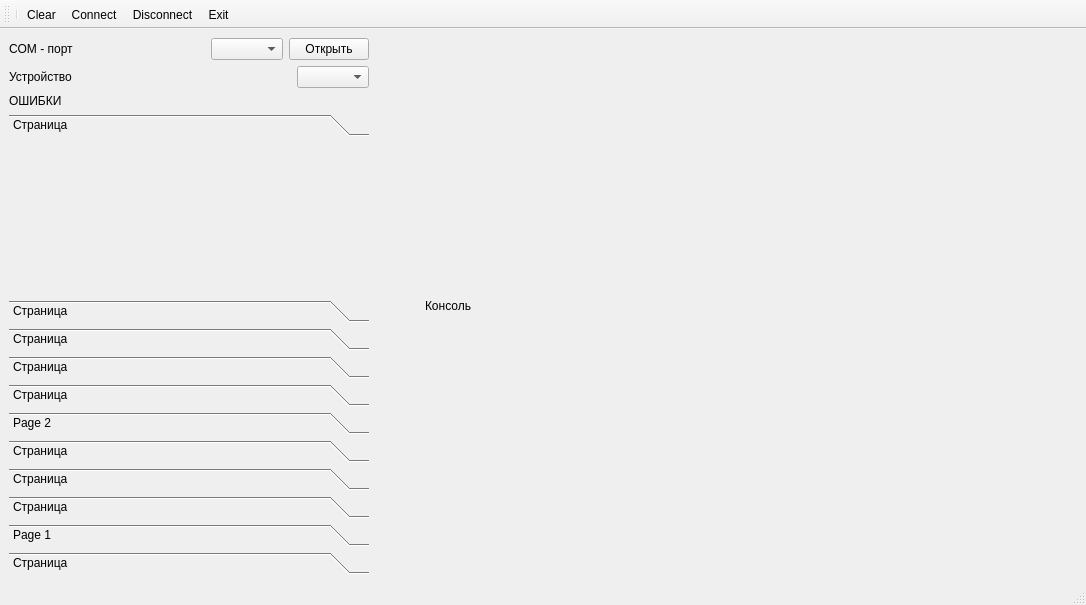
Old version of the form mainwindow.ui in the repository Neitron-byte/Repair.
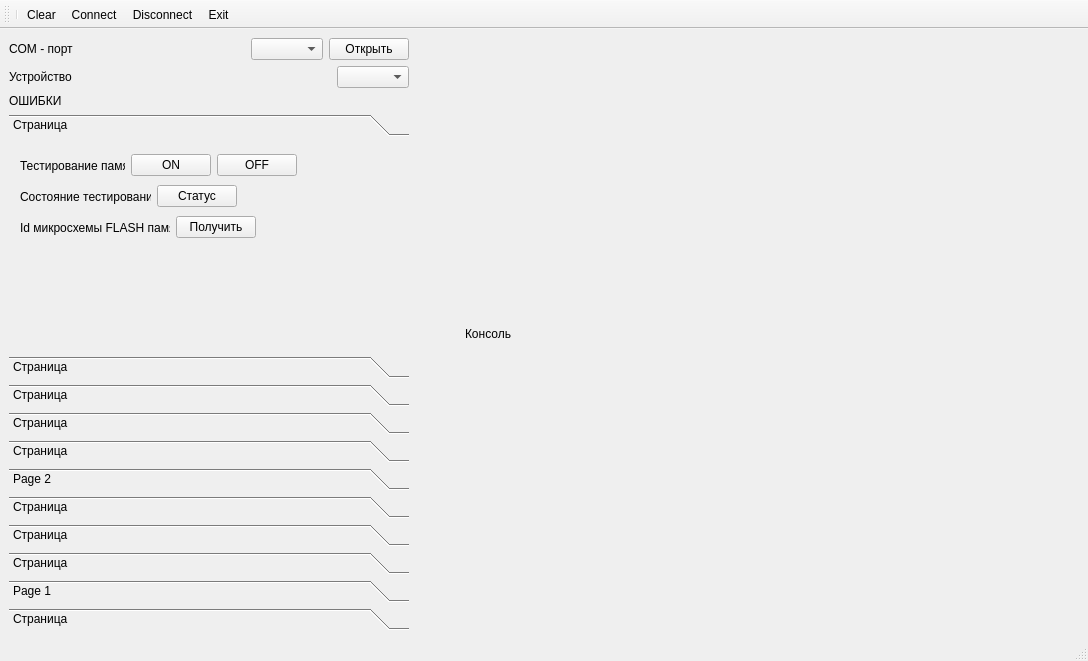
New version of the form. The open tabs and pages were chosen to show the change. Icons and pictures are not drawn.

The edit to the form file:
```diff
--- a/mainwindow.ui
+++ b/mainwindow.ui
@@ -6,8 +6,8 @@
    <rect>
     <x>0</x>
     <y>0</y>
-    <width>1086</width>
-    <height>605</height>
+    <width>1088</width>
+    <height>661</height>
    </rect>
   </property>
   <property name="sizePolicy">
@@ -109,15 +109,15 @@
       <item>
        <widget class="QToolBox" name="toolBox_Device">
         <property name="sizePolicy">
-         <sizepolicy hsizetype="Preferred" vsizetype="Preferred">
+         <sizepolicy hsizetype="Preferred" vsizetype="Expanding">
           <horstretch>0</horstretch>
           <verstretch>0</verstretch>
          </sizepolicy>
         </property>
         <property name="minimumSize">
          <size>
-          <width>360</width>
-          <height>0</height>
+          <width>400</width>
+          <height>400</height>
          </size>
         </property>
         <property name="maximumSize">
@@ -134,8 +134,8 @@
           <rect>
            <x>0</x>
            <y>0</y>
-           <width>360</width>
-           <height>135</height>
+           <width>400</width>
+           <height>191</height>
           </rect>
          </property>
          <property name="toolTip">
@@ -147,6 +147,117 @@
          <attribute name="label">
           <string>Страница</string>
          </attribute>
+         <widget class="QWidget" name="">
+          <property name="geometry">
+           <rect>
+            <x>11</x>
+            <y>11</y>
+            <width>277</width>
+            <height>25</height>
+           </rect>
+          </property>
+          <layout class="QHBoxLayout" name="horizontalLayout_19">
+           <item>
+            <widget class="QLabel" name="label_21">
+             <property name="text">
+              <string>Тестирование памяти </string>
+             </property>
+            </widget>
+           </item>
+           <item>
+            <widget class="QPushButton" name="pushButton_t_mem_ON">
+             <property name="text">
+              <string>ON</string>
+             </property>
+            </widget>
+           </item>
+           <item>
+            <widget class="QPushButton" name="pushButton_t_mem_OFF">
+             <property name="text">
+              <string>OFF</string>
+             </property>
+            </widget>
+           </item>
+          </layout>
+         </widget>
+         <widget class="QWidget" name="">
+          <property name="geometry">
+           <rect>
+            <x>11</x>
+            <y>42</y>
+            <width>217</width>
+            <height>25</height>
+           </rect>
+          </property>
+          <layout class="QHBoxLayout" name="horizontalLayout_20">
+           <item>
+            <widget class="QLabel" name="label_26">
+             <property name="text">
+              <string>Состояние тестирования</string>
+             </property>
+            </widget>
+           </item>
+           <item>
+            <spacer name="horizontalSpacer_7">
+             <property name="orientation">
+              <enum>Qt::Horizontal</enum>
+             </property>
+             <property name="sizeHint" stdset="0">
+              <size>
+               <width>40</width>
+               <height>20</height>
+              </size>
+             </property>
+            </spacer>
+           </item>
+           <item>
+            <widget class="QPushButton" name="pushButton_t_mem_stat">
+             <property name="text">
+              <string>Статус</string>
+             </property>
+            </widget>
+           </item>
+          </layout>
+         </widget>
+         <widget class="QWidget" name="">
+          <property name="geometry">
+           <rect>
+            <x>11</x>
+            <y>73</y>
+            <width>236</width>
+            <height>25</height>
+           </rect>
+          </property>
+          <layout class="QHBoxLayout" name="horizontalLayout_21">
+           <item>
+            <widget class="QLabel" name="label_27">
+             <property name="text">
+              <string>Id микросхемы FLASH памяти</string>
+             </property>
+            </widget>
+           </item>
+           <item>
+            <spacer name="horizontalSpacer_8">
+             <property name="orientation">
+              <enum>Qt::Horizontal</enum>
+             </property>
+             <property name="sizeHint" stdset="0">
+              <size>
+               <width>40</width>
+               <height>20</height>
+              </size>
+             </property>
+            </spacer>
+           </item>
+           <item>
+            <widget class="QPushButton" name="pushButton_t_mem_id">
+             <property name="text">
+              <string>Получить</string>
+             </property>
+            </widget>
+           </item>
+          </layout>
+         </widget>
         </widget>
         <widget class="QWidget" name="t_lin">
          <property name="geometry">
```
Left out of the diff: 70 changed lines with no effect on the pictures.
